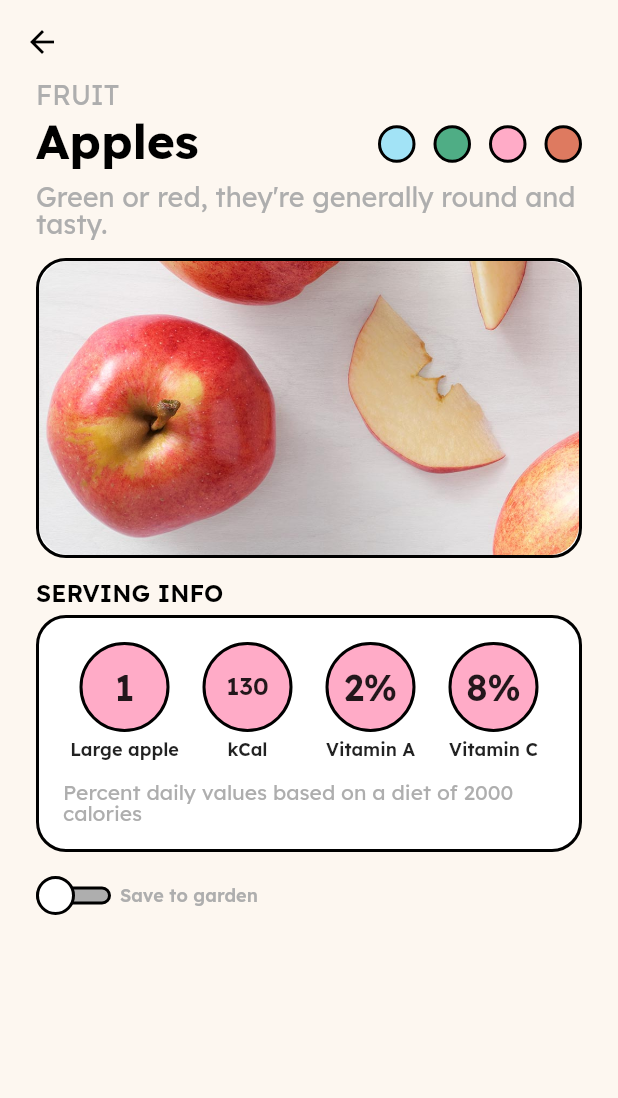
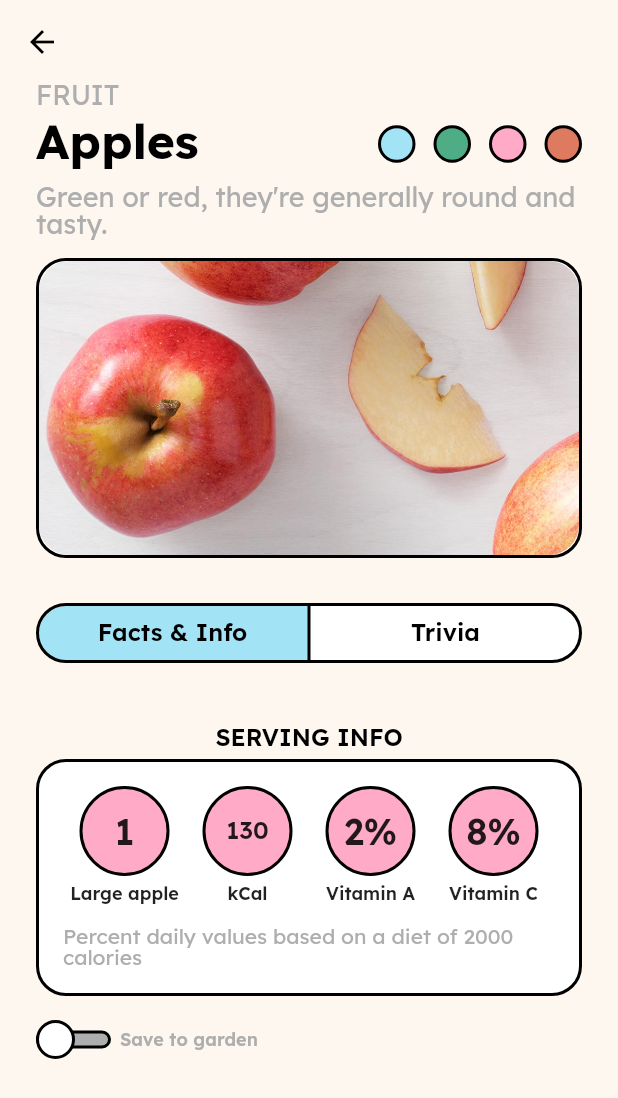
Before and after one commit to leighajarett/veggie_seasons_v2, a Flutter app: the screen it shows after launch, after a tap on "Apples", on a phone screen of 412 x 824 dp. Shown: the top 1098 px of the screen. Run offline on Flutter 3.47's test engine with Material 2 defaults, Android fonts, the phone set to English and light mode, and no system bars; our stand-ins replace font_awesome_flutter, gap, google_fonts, shared_preferences; missing offline and left inert: dart:ffi, widgetbook, widgetbook_annotation.

Commit message:
New toggle + trivia components for details screen

```diff
--- /dev/null
+++ b/lib/components/toggle.dart
@@ -0,0 +1,73 @@
+import 'package:flutter/material.dart';
+import 'package:veggie_seasons_v2/styles/styles.dart';
+
+class Toggle extends StatefulWidget {
+  Toggle({required this.onPressed, super.key});
+
+  Function onPressed;
+
+  @override
+  State<Toggle> createState() => _ToggleState();
+}
+
+class _ToggleState extends State<Toggle> {
+  String selected = 'Facts & Info';
+
+  @override
+  Widget build(BuildContext context) {
+    return Row(
+      children: [
+        Expanded(
+          child: Padding(
+            padding: const EdgeInsets.symmetric(
+              vertical: 10,
+              horizontal: 0,
+            ),
+            child: SegmentedButton<String>(
+              showSelectedIcon: false,
+              style: ButtonStyle(
+                overlayColor:
+                    MaterialStateProperty.all<Color>($styles.colors.winter),
+                backgroundColor: MaterialStateProperty.resolveWith((states) {
+                  if (states.contains(MaterialState.selected)) {
+                    return $styles.colors.winter;
+                  }
+                  return $styles.colors.white;
+                }),
+                side: MaterialStateProperty.all(
+                  BorderSide(
+                    color: $styles.colors.black,
+                    width: 2,
+                  ),
+                ),
+              ),
+              segments: <ButtonSegment<String>>[
+                ButtonSegment<String>(
+                  value: 'Facts & Info',
+                  label: Text(
+                    'Facts & Info',
+                    style: $styles.text.heading3,
+                  ),
+                ),
+                ButtonSegment<String>(
+                  value: 'Trivia',
+                  label: Text(
+                    'Trivia',
+                    style: $styles.text.heading3,
+                  ),
+                )
+              ],
+              selected: <String>{selected},
+              onSelectionChanged: (Set<String> newSelection) {
+                setState(() {
+                  widget.onPressed(newSelection);
+                  selected = newSelection.first;
+                });
+              },
+            ),
+          ),
+        )
+      ],
+    );
+  }
+}
--- a/lib/screens/VeggieDetail.dart
+++ b/lib/screens/VeggieDetail.dart
@@ -1,9 +1,12 @@
+import 'dart:math';
 import 'package:flutter/material.dart';
 import 'package:shared_preferences/shared_preferences.dart';
 import 'package:veggie_seasons_v2/components/CustomSwitch.dart';
 import 'package:veggie_seasons_v2/components/NumberedCircle.dart';
+import 'package:veggie_seasons_v2/components/TriviaComponent.dart';
 import 'package:veggie_seasons_v2/components/cards/VeggieCardSeasons.dart';
 import 'package:veggie_seasons_v2/components/cards/VeggieImage.dart';
+import 'package:veggie_seasons_v2/components/toggle.dart';
 import 'package:veggie_seasons_v2/data/veggie.dart';
 import 'package:veggie_seasons_v2/styles/styles.dart';
 
@@ -16,6 +19,8 @@ class VeggieDetail extends StatefulWidget {
 }
 
 class _VeggieDetailState extends State<VeggieDetail> {
+  bool trivia = false;
+
   final Future<SharedPreferences> _prefs = SharedPreferences.getInstance();
   // late Future<bool> _inGarden;
   // late Future<int> _dailyCalories;
@@ -45,6 +50,17 @@ class _VeggieDetailState extends State<VeggieDetail> {
       // Remove from garden
       prefs.remove(widget.veggie.name);
     }
+  }
+
+  void toggleFactTrivia(Set<String> selectedVals) {
+    setState(() {
+      trivia = (selectedVals.first == 'Trivia');
+    });
+  }
+
+  Trivia getRandomTrivia() {
+    final rand = Random();
+    return widget.veggie.trivia[rand.nextInt(widget.veggie.trivia.length)];
   }
 
   @override
@@ -86,7 +102,9 @@ class _VeggieDetailState extends State<VeggieDetail> {
         padding: EdgeInsets.symmetric(
           horizontal: $styles.padding.l,
         ),
-        child: Column(crossAxisAlignment: CrossAxisAlignment.start, children: [
+        child: Column(
+          crossAxisAlignment: CrossAxisAlignment.start,
+          children: [
             Text(widget.veggie.categoryName?.toUpperCase() ?? "",
                 style: $styles.text.subheading1
                     .copyWith(color: $styles.colors.grey)),
@@ -96,8 +114,8 @@ class _VeggieDetailState extends State<VeggieDetail> {
               children: [
                 Text(
                   widget.veggie.name,
-                style:
-                    $styles.text.heading1.copyWith(color: $styles.colors.black),
+                  style: $styles.text.heading1
+                      .copyWith(color: $styles.colors.black),
                 ),
                 VeggieCardSeasons(
                   size: Size.large,
@@ -112,15 +130,27 @@ class _VeggieDetailState extends State<VeggieDetail> {
             SizedBox(height: $styles.padding.s),
             VeggieImage(veggie: widget.veggie, size: Size.large),
             SizedBox(height: $styles.padding.m),
+            Toggle(
+              onPressed: toggleFactTrivia,
+            ),
+            SizedBox(height: $styles.padding.s),
+            trivia
+                ? TriviaComponent(
+                    trivia: getRandomTrivia(),
+                  )
+                : Column(
+                    children: [
+                      SizedBox(height: $styles.padding.m),
                       Text("SERVING INFO",
-              style:
-                  $styles.text.heading3.copyWith(color: $styles.colors.black)),
+                          style: $styles.text.heading3
+                              .copyWith(color: $styles.colors.black)),
                       SizedBox(height: $styles.padding.xs),
                       Container(
                         decoration: BoxDecoration(
                           color: $styles.colors.white,
                           borderRadius: BorderRadius.circular(20),
-              border: Border.all(color: $styles.colors.black, width: 2),
+                          border:
+                              Border.all(color: $styles.colors.black, width: 2),
                         ),
                         child: Padding(
                           padding: EdgeInsets.all($styles.padding.m),
@@ -147,8 +177,8 @@ class _VeggieDetailState extends State<VeggieDetail> {
                         children: [
                           FutureBuilder(
                               future: _checkGarden(),
-                  builder:
-                      (BuildContext context, AsyncSnapshot<bool> snapshot) {
+                              builder: (BuildContext context,
+                                  AsyncSnapshot<bool> snapshot) {
                                 if (snapshot.hasData) {
                                   print("data ${snapshot.data!}");
                                   return CustomSwitch(
@@ -159,17 +189,22 @@ class _VeggieDetailState extends State<VeggieDetail> {
                                         });
                                       });
                                 } else {
-                      return const Center(child: CircularProgressIndicator());
+                                  return const Center(
+                                      child: CircularProgressIndicator());
                                 }
                               }),
                           SizedBox(width: $styles.padding.xs),
                           Text(
                             "Save to garden",
-                style: $styles.text.label.copyWith(color: $styles.colors.grey),
+                            style: $styles.text.label
+                                .copyWith(color: $styles.colors.grey),
                           )
                         ],
                       )
-        ]),
+                    ],
+                  ),
+          ],
+        ),
       ),
     );
   }
```
Also changed, not shown: lib/components/TriviaComponent.dart (added, +43 -0 lines). Lines whose indentation alone changed are shown as unchanged.
